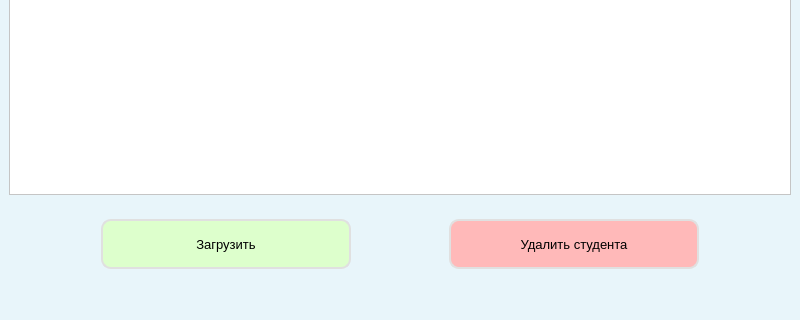
First picture: the form in qt/load_student.ui, repository andrei-229/valanter_app, before the edit; both pictures show x 0 to 800 and y 280 to 600 of the 800 by 600 pixel window.
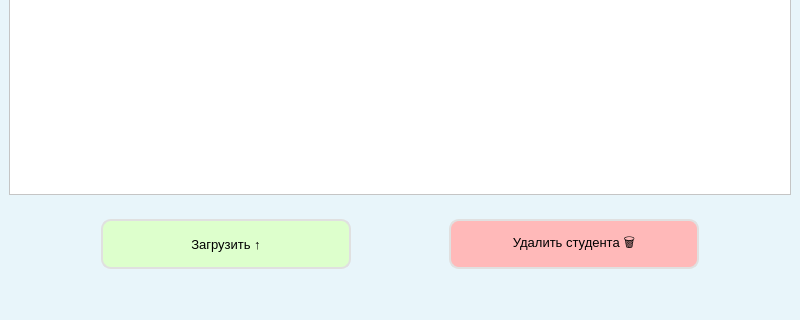
Second picture: the form after the edit.

What changed in the file:
```diff
--- a/qt/load_student.ui
+++ b/qt/load_student.ui
@@ -224,7 +224,7 @@
 }</string>
         </property>
         <property name="text">
-         <string>Загрузить</string>
+         <string>Загрузить ↑</string>
         </property>
        </widget>
       </item>
@@ -263,7 +263,7 @@
 }</string>
         </property>
         <property name="text">
-         <string>Удалить студента</string>
+         <string>Удалить студента 🗑️</string>
         </property>
        </widget>
       </item>
```
Left out of the diff: 2 changed lines with no effect on the pictures.
